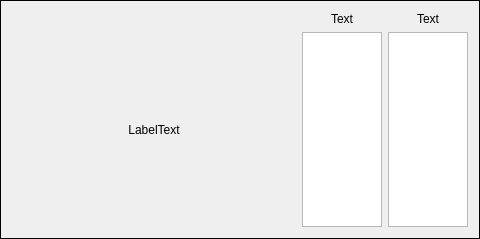
Old version of the form twostringlists.ui in the repository igorko/FlareFramework.
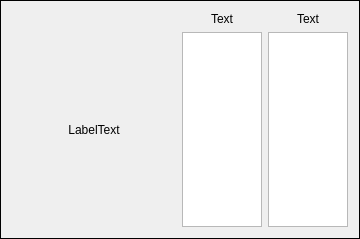
New version of the form.

The edit to the form file:
```diff
--- a/twostringlists.ui
+++ b/twostringlists.ui
@@ -6,7 +6,7 @@
    <rect>
     <x>0</x>
     <y>0</y>
-    <width>480</width>
+    <width>360</width>
     <height>239</height>
    </rect>
   </property>
@@ -18,7 +18,7 @@
   </property>
   <property name="minimumSize">
    <size>
-    <width>480</width>
+    <width>360</width>
     <height>0</height>
    </size>
   </property>
```
